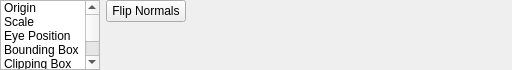
Before: the Qt Designer form src/tools/hlam/ui/assets/studiomodel/dockpanels/StudioModelModelDataPanel.ui in SamVanheer/HalfLifeAssetManager, drawn with Qt 5.
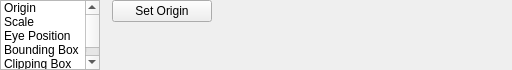
After: the same form once the commit is applied. Custom widgets are drawn as their Qt base class.

Commit message: Make Flip Normals a menu action #169

What changed in the file:
```diff
--- a/src/tools/hlam/ui/assets/studiomodel/dockpanels/StudioModelModelDataPanel.ui
+++ b/src/tools/hlam/ui/assets/studiomodel/dockpanels/StudioModelModelDataPanel.ui
@@ -83,11 +83,6 @@
        <string>Clipping Box</string>
       </property>
      </item>
-     <item>
-      <property name="text">
-       <string>Normals</string>
-      </property>
-     </item>
     </widget>
    </item>
    <item>
@@ -105,7 +100,7 @@
       </size>
      </property>
      <property name="currentIndex">
-      <number>5</number>
+      <number>0</number>
      </property>
      <widget class="QWidget" name="OriginPage">
       <layout class="QGridLayout" name="gridLayout_3">
@@ -524,64 +519,6 @@
        </item>
       </layout>
      </widget>
-     <widget class="QWidget" name="NormalsPage">
-      <layout class="QGridLayout" name="gridLayout_2">
-       <property name="leftMargin">
-        <number>0</number>
-       </property>
-       <property name="topMargin">
-        <number>0</number>
-       </property>
-       <property name="rightMargin">
-        <number>0</number>
-       </property>
-       <property name="bottomMargin">
-        <number>0</number>
-       </property>
-       <property name="verticalSpacing">
-        <number>0</number>
-       </property>
-       <item row="0" column="0">
-        <widget class="QPushButton" name="FlipNormals">
-         <property name="sizePolicy">
-          <sizepolicy hsizetype="Minimum" vsizetype="Fixed">
-           <horstretch>0</horstretch>
-           <verstretch>0</verstretch>
-          </sizepolicy>
-         </property>
-         <property name="text">
-          <string>Flip Normals</string>
-         </property>
-        </widget>
-       </item>
-       <item row="0" column="1">
-        <spacer name="horizontalSpacer_7">
-         <property name="orientation">
-          <enum>Qt::Horizontal</enum>
-         </property>
-         <property name="sizeHint" stdset="0">
-          <size>
-           <width>0</width>
-           <height>20</height>
-          </size>
-         </property>
-        </spacer>
-       </item>
-       <item row="1" column="0">
-        <spacer name="verticalSpacer_8">
-         <property name="orientation">
-          <enum>Qt::Vertical</enum>
-         </property>
-         <property name="sizeHint" stdset="0">
-          <size>
-           <width>20</width>
-           <height>0</height>
-          </size>
-         </property>
-        </spacer>
-       </item>
-      </layout>
-     </widget>
     </widget>
    </item>
   </layout>
```
The commit also changes 4 other files.
